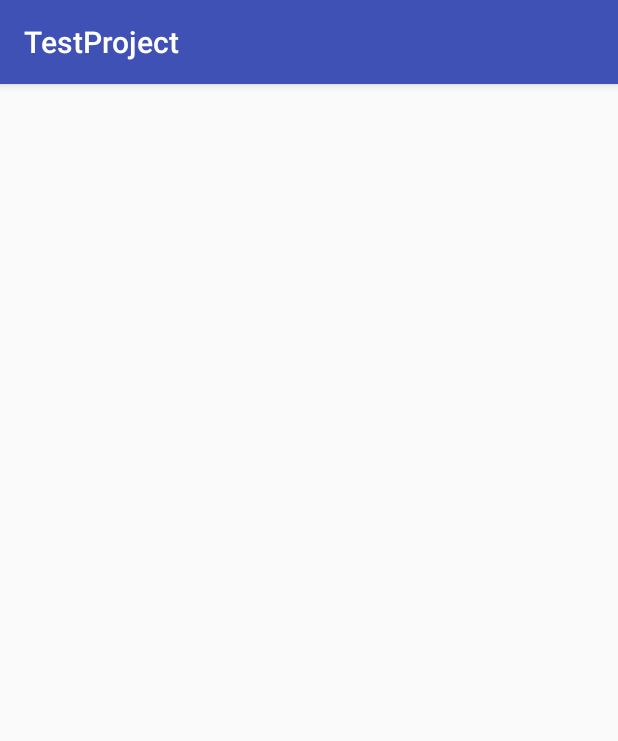
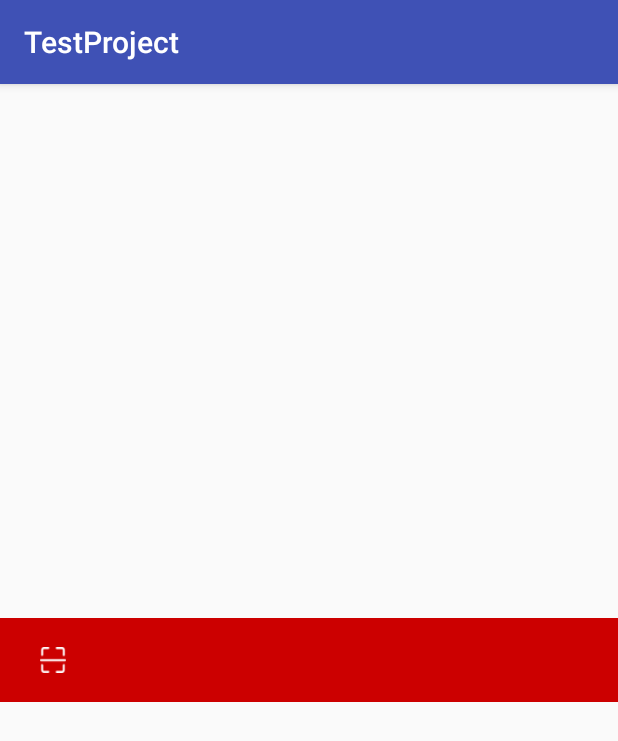
Before and after one commit to SwastikaFHF/scrollHeadView, an Android app: the LoadingActivity screen opened directly, with no data from a screen before it, on a phone screen of 412 x 824 dp. Shown: the top 741 px of the screen. Run offline under Robolectric (Android 15) with nearby library versions, the light colour scheme and no system bars.

Commit message:
完善toolbar效果

```diff
--- a/app/src/main/res/layout/activity_loading.xml
+++ b/app/src/main/res/layout/activity_loading.xml
@@ -5,6 +5,19 @@
     android:layout_height="match_parent"
     android:gravity="center">
 
+    <FrameLayout
+        android:layout_width="match_parent"
+        android:layout_height="?actionBarSize"
+        android:background="@android:color/holo_red_dark">
+
+        <android.support.v7.widget.AppCompatImageButton
+            android:layout_width="70dp"
+            android:layout_height="?actionBarSize"
+            android:background="@null"
+            android:src="@drawable/ic_menu_scan"/>
+
+    </FrameLayout>
+
     <com.aitangba.testproject.loading.LoadingView
         android:id="@+id/loadingView"
         android:layout_width="150dp"
--- a/app/src/main/res/layout/activity_viewpage.xml
+++ b/app/src/main/res/layout/activity_viewpage.xml
@@ -16,4 +16,8 @@
         android:visibility="gone"
         android:layout_width="match_parent"
         android:layout_height="wrap_content"/>
+
+    <android.support.v7.widget.Toolbar
+        android:layout_width="match_parent"
+        android:layout_height="wrap_content"></android.support.v7.widget.Toolbar>
 </LinearLayout>
```
Also changed, not shown: app/src/main/res/drawable-xhdpi/bg_left_tab.9.png, app/src/main/res/drawable-xhdpi/ic_menu_scan.png (added).
